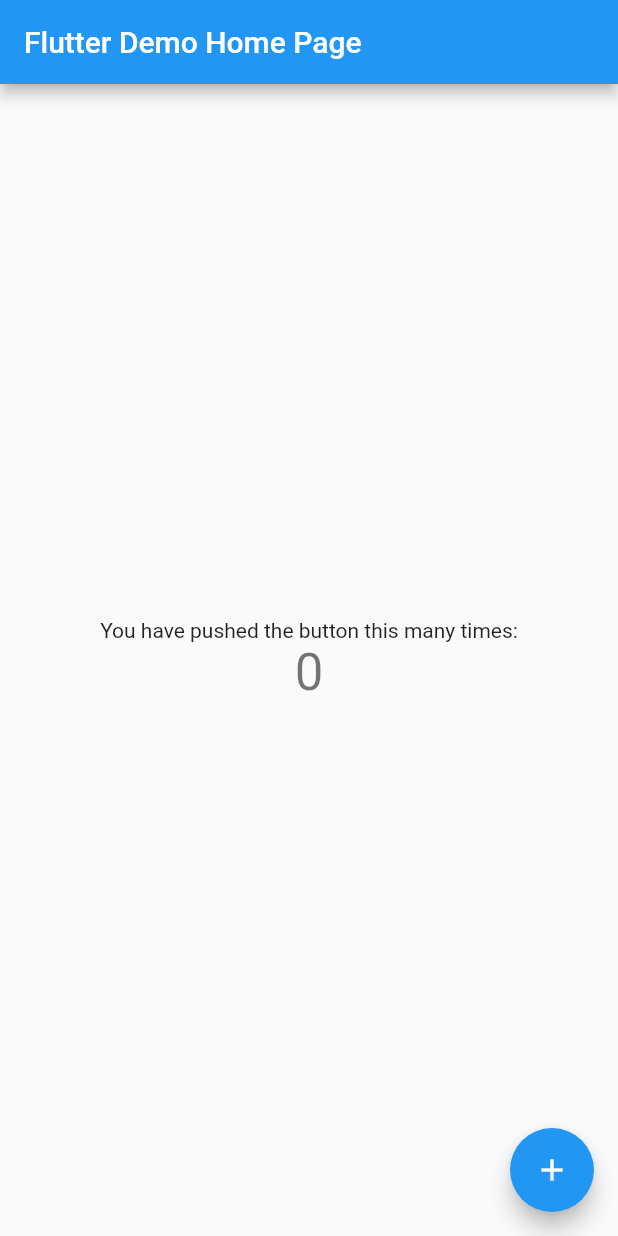
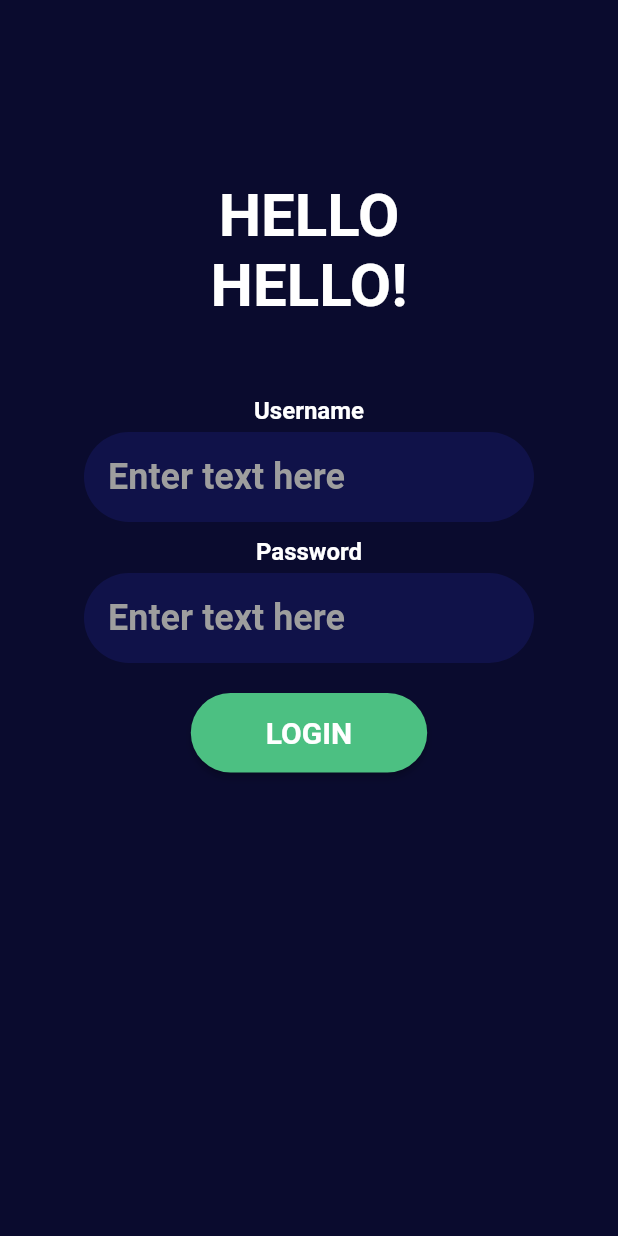
Before and after one commit to michelle-salt/WiCHacks-2023, a Flutter app: the screen it shows after launch, on a phone screen of 412 x 824 dp. Run offline on Flutter 3.47's test engine with Material 2 defaults, Android fonts, the light colour scheme and no system bars; Roboto replaces fonts that are missing (Helvetica).

Commit message:
login page start

```diff
--- a/lib/main.dart
+++ b/lib/main.dart
@@ -13,15 +13,6 @@
     return MaterialApp(
       title: 'Flutter Demo',
       theme: ThemeData(
-        // This is the theme of your application.
-        //
-        // Try running your application with "flutter run". You'll see the
-        // application has a blue toolbar. Then, without quitting the app, try
-        // changing the primarySwatch below to Colors.green and then invoke
-        // "hot reload" (press "r" in the console where you ran "flutter run",
-        // or simply save your changes to "hot reload" in a Flutter IDE).
-        // Notice that the counter didn't reset back to zero; the application
-        // is not restarted.
         primarySwatch: Colors.blue,
       ),
       home: const MyHomePage(title: 'Flutter Demo Home Page'),
@@ -32,15 +23,6 @@
 class MyHomePage extends StatefulWidget {
   const MyHomePage({super.key, required this.title});
 
-  // This widget is the home page of your application. It is stateful, meaning
-  // that it has a State object (defined below) that contains fields that affect
-  // how it looks.
-
-  // This class is the configuration for the state. It holds the values (in this
-  // case the title) provided by the parent (in this case the App widget) and
-  // used by the build method of the State. Fields in a Widget subclass are
-  // always marked "final".
-
   final String title;
 
   @override
@@ -48,68 +30,143 @@
 }
 
 class _MyHomePageState extends State<MyHomePage> {
-  int _counter = 0;
-
-  void _incrementCounter() {
-    setState(() {
-      // This call to setState tells the Flutter framework that something has
-      // changed in this State, which causes it to rerun the build method below
-      // so that the display can reflect the updated values. If we changed
-      // _counter without calling setState(), then the build method would not be
-      // called again, and so nothing would appear to happen.
-      _counter++;
-    });
-  }
 
   @override
   Widget build(BuildContext context) {
-    // This method is rerun every time setState is called, for instance as done
-    // by the _incrementCounter method above.
-    //
-    // The Flutter framework has been optimized to make rerunning build methods
-    // fast, so that you can just rebuild anything that needs updating rather
-    // than having to individually change instances of widgets.
-    return Scaffold(
-      appBar: AppBar(
-        // Here we take the value from the MyHomePage object that was created by
-        // the App.build method, and use it to set our appbar title.
-        title: Text(widget.title),
-      ),
-      body: Center(
-        // Center is a layout widget. It takes a single child and positions it
-        // in the middle of the parent.
-        child: Column(
-          // Column is also a layout widget. It takes a list of children and
-          // arranges them vertically. By default, it sizes itself to fit its
-          // children horizontally, and tries to be as tall as its parent.
-          //
-          // Invoke "debug painting" (press "p" in the console, choose the
-          // "Toggle Debug Paint" action from the Flutter Inspector in Android
-          // Studio, or the "Toggle Debug Paint" command in Visual Studio Code)
-          // to see the wireframe for each widget.
-          //
-          // Column has various properties to control how it sizes itself and
-          // how it positions its children. Here we use mainAxisAlignment to
-          // center the children vertically; the main axis here is the vertical
-          // axis because Columns are vertical (the cross axis would be
-          // horizontal).
-          mainAxisAlignment: MainAxisAlignment.center,
+    return MaterialApp(
+      home: Scaffold(
+        backgroundColor: const Color(0xFF0A0B2E),
+        appBar: null,
+        body: Column(
+          crossAxisAlignment: CrossAxisAlignment.stretch,
           children: <Widget>[
-            const Text(
-              'You have pushed the button this many times:',
+            const SizedBox(height: 100),
+            const Padding(
+              padding: EdgeInsets.only(top: 20.0),
+              child: Text(
+                'HELLO\nHELLO!',
+                textAlign: TextAlign.center,
+                style: TextStyle(
+                  fontSize: 40,
+                  fontFamily: 'Helvetica',
+                  fontWeight: FontWeight.bold,
+                  color: Colors.white,
+                ),
+              ),
             ),
-            Text(
-              '$_counter',
-              style: Theme.of(context).textTheme.headlineMedium,
+            Column(
+              children: [
+                const Padding(
+                  padding: EdgeInsets.only(top: 50),
+                  child: Text(
+                    'Username',
+                    textAlign: TextAlign.center,
+                    style: TextStyle(
+                      fontSize: 16,
+                      fontWeight: FontWeight.bold,
+                      color: Colors.white,
+                    ),
+                  ),
+                ),
+                Padding(
+                  padding: const EdgeInsets.only(top: 5),
+                  child: SizedBox(
+                    width: 300,
+                    height: 60,
+                    child: Container(
+                      padding: const EdgeInsets.all(16),
+                      decoration: BoxDecoration(
+                        color: const Color(0xFF101249),
+                        borderRadius: BorderRadius.circular(30),
+                      ),
+                      child: const TextField(
+                        decoration: InputDecoration.collapsed(
+                          hintText: 'Enter text here',
+                          hintStyle: TextStyle(
+                            fontSize: 24,
+                            fontWeight: FontWeight.bold,
+                            color: Colors.grey,
+                          ),
+                        ),
+                        style: TextStyle(
+                          fontSize: 24,
+                          fontWeight: FontWeight.bold,
+                          color: Colors.white,
+                        ),
+                      ),
+                    ),
+                  ),
+                ),
+                const Padding(
+                  padding: EdgeInsets.only(top: 10),
+                  child: Text(
+                    'Password',
+                    textAlign: TextAlign.center,
+                    style: TextStyle(
+                      fontSize: 16,
+                      fontWeight: FontWeight.bold,
+                      color: Colors.white,
+                    ),
+                  ),
+                ),
+                Padding(
+                  padding: const EdgeInsets.only(top: 5),
+                  child: SizedBox(
+                    width: 300,
+                    height: 60,
+                    child: Container(
+                      padding: const EdgeInsets.all(16),
+                      decoration: BoxDecoration(
+                        color: const Color(0xFF101249),
+                        borderRadius: BorderRadius.circular(30),
+                      ),
+                      child: const TextField(
+                        decoration: InputDecoration.collapsed(
+                          hintText: 'Enter text here',
+                          hintStyle: TextStyle(
+                            fontSize: 24,
+                            fontWeight: FontWeight.bold,
+                            color: Colors.grey,
+                          ),
+                        ),
+                        style: TextStyle(
+                          fontSize: 24,
+                          fontWeight: FontWeight.bold,
+                          color: Colors.white,
+                        ),
+                      ),
+                    ),
+                  ),
+                ),
+
+                Padding(
+                  padding: const EdgeInsets.only(top: 20.0),
+                  child: ElevatedButton(
+                    onPressed: () {},
+                    style: ElevatedButton.styleFrom(
+                      foregroundColor: Colors.white, backgroundColor: const Color(0xFF4CC082),
+                      padding: const EdgeInsets.symmetric(horizontal: 50, vertical: 15),
+                      shape: RoundedRectangleBorder(
+                        borderRadius: BorderRadius.circular(30),
+                      ),
+                    ),
+                    child: const Text(
+                      'LOGIN',
+                      style: TextStyle(
+                        color: Colors.white,
+                        fontSize: 20,
+                        fontWeight: FontWeight.bold,
+                      ),
+                    ),
+                  ),
+                ),
+
+
+              ],
             ),
           ],
         ),
       ),
-      floatingActionButton: FloatingActionButton(
-        onPressed: _incrementCounter,
-        tooltip: 'Increment',
-        child: const Icon(Icons.add),
-      ), // This trailing comma makes auto-formatting nicer for build methods.
     );
   }
 }
```
